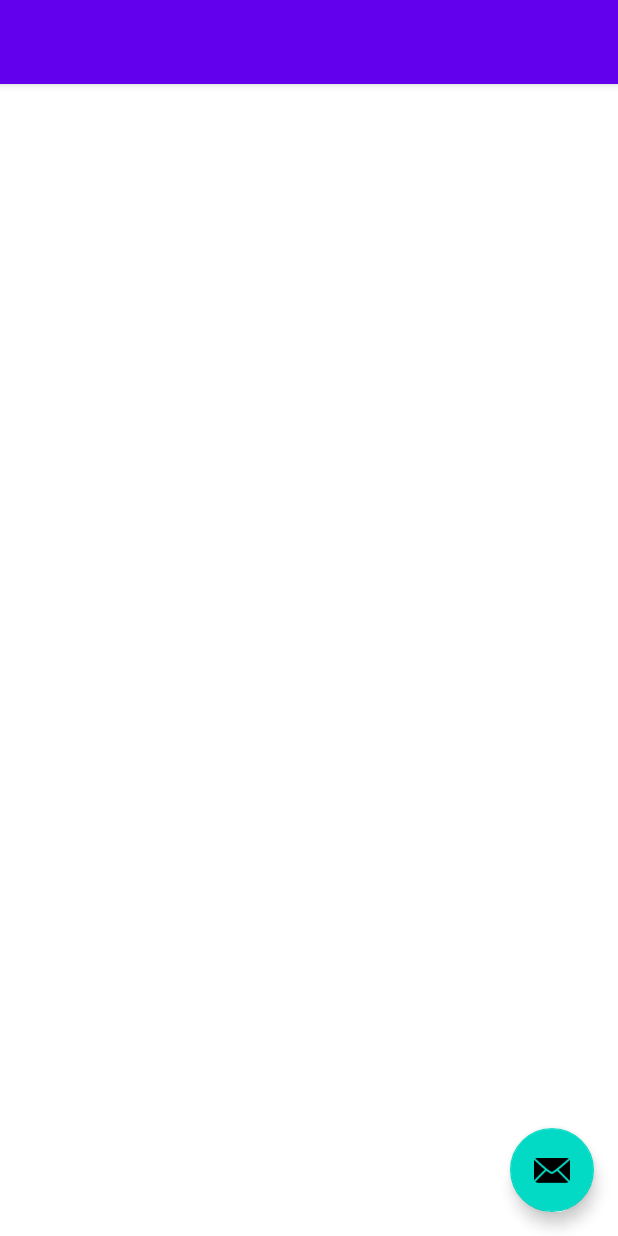
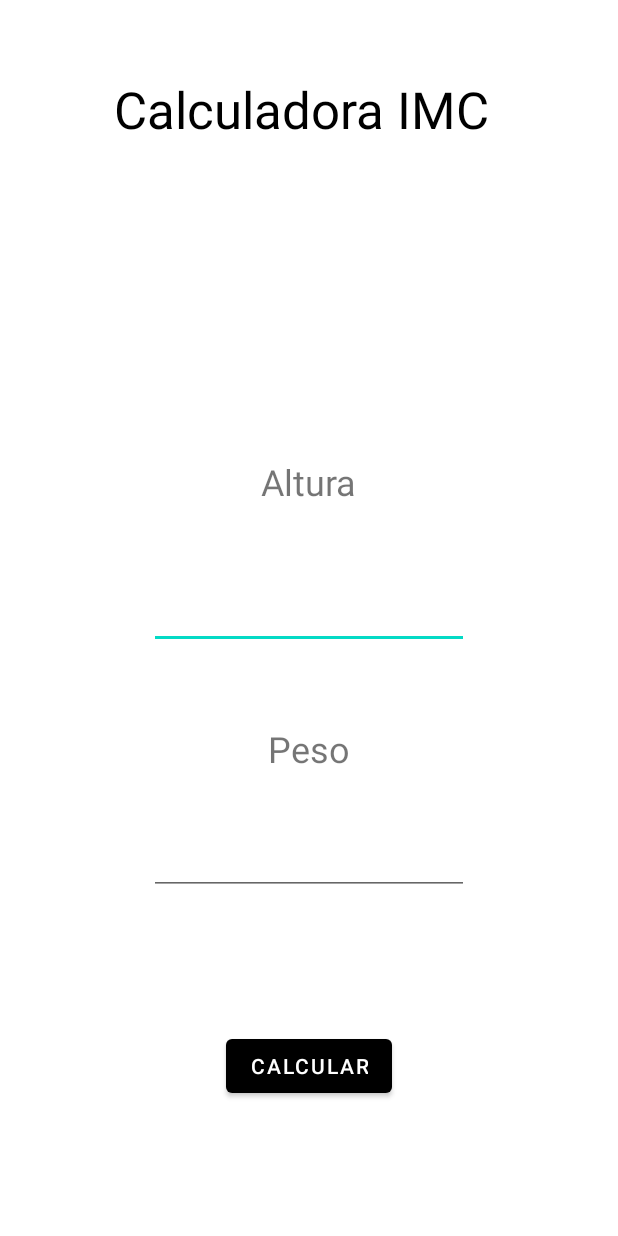
Before and after one commit to sabrinadotsantos/code_school, an Android app: the screen it shows after launch (MainActivity), on a phone screen of 412 x 824 dp. Run offline under Robolectric (Android 15) with nearby library versions, the phone set to English and light mode, and no system bars; our stand-ins replace navigation-ui.

Commit message:
atividade calculadora imc

```diff
--- a/calculadoraImc/app/src/main/java/com/example/calculadoraimc/MainActivity.java
+++ b/calculadoraImc/app/src/main/java/com/example/calculadoraimc/MainActivity.java
@@ -1,17 +1,14 @@
 package com.example.calculadoraimc;
 
 import android.os.Bundle;
-import com.google.android.material.snackbar.Snackbar;
+import android.widget.Button;
+import android.widget.TextView;
 import androidx.appcompat.app.AppCompatActivity;
 import android.view.View;
-import androidx.navigation.NavController;
-import androidx.navigation.Navigation;
 import androidx.navigation.ui.AppBarConfiguration;
-import androidx.navigation.ui.NavigationUI;
 import com.example.calculadoraimc.databinding.ActivityMainBinding;
 
-import android.view.Menu;
-import android.view.MenuItem;
+import java.text.DecimalFormat;
 
 public class MainActivity extends AppCompatActivity {
 
@@ -26,5 +23,52 @@ public class MainActivity extends AppCompatActivity {
         setContentView(binding.getRoot());
 
 
+        TextView resultado = findViewById(R.id.resultado);
+
+        Button botaoCalcular = findViewById(R.id.botaoCalcular);
+        botaoCalcular.setOnClickListener(new View.OnClickListener() {
+            @Override
+            public void onClick(View v) {
+
+                calcular();
+            }
+            private void calcular (){
+
+                TextView altura = findViewById(R.id.altura);
+                TextView peso = findViewById(R.id.peso);
+                TextView classificao = findViewById(R.id.classificacao);
+
+                double alturaNova;
+                double pesoNovo;
+                double imcCalculado;
+
+                 alturaNova = Double.parseDouble(altura.getText().toString());
+                 pesoNovo = Double.parseDouble(peso.getText().toString());
+
+                 imcCalculado = pesoNovo / (alturaNova * alturaNova);
+
+                String imcFormatado = String.format("%.2f", imcCalculado);
+
+
+                resultado.setText(imcFormatado);
+
+
+                if (imcCalculado < 18.5) {
+                    classificao.setText("Filezinho!");
+
+                } else if (imcCalculado < 25) {
+                   classificao.setText("Diliça!");
+                } else if (imcCalculado < 30) {
+                    classificao.setText("Ta top!");
+                } else {
+                    classificao.setText("O la em casa!");
+                }
+
+                classificao.setVisibility(View.VISIBLE);
+                resultado.setVisibility(View.VISIBLE);
+
+            }
+        });
+
     }
 }
--- a/calculadoraImc/app/src/main/res/layout/activity_main.xml
+++ b/calculadoraImc/app/src/main/res/layout/activity_main.xml
@@ -10,26 +10,72 @@
     <com.google.android.material.appbar.AppBarLayout
             android:layout_height="wrap_content"
             android:layout_width="match_parent"
-            android:theme="@style/Theme.CalculadoraImc.AppBarOverlay">
+            android:theme="@style/Theme.CalculadoraImc.AppBarOverlay"/>
+    <androidx.constraintlayout.widget.ConstraintLayout
+            android:layout_width="match_parent"
+            android:layout_height="match_parent" android:id="@+id/constraintLayout">
 
-        <androidx.appcompat.widget.Toolbar
-                android:id="@+id/toolbar"
-                android:layout_width="match_parent"
-                android:background="?attr/colorPrimary"
-                app:popupTheme="@style/Theme.CalculadoraImc.PopupOverlay"
-                android:layout_height="?attr/actionBarSize"/>
-
-    </com.google.android.material.appbar.AppBarLayout>
+        <TextView
+                android:text="@string/titulo"
+                android:layout_width="wrap_content"
+                android:layout_height="wrap_content" android:id="@+id/textView"
+                app:layout_constraintEnd_toEndOf="parent" app:layout_constraintStart_toStartOf="parent"
+                app:layout_constraintHorizontal_bias="0.47" android:textSize="34sp"
+                app:layout_constraintTop_toTopOf="parent" android:layout_marginTop="50dp" android:textColor="#000000"/>
+        <TextView
+                android:layout_width="85dp"
+                android:layout_height="40dp" android:id="@+id/resultado"
+                app:layout_constraintEnd_toEndOf="parent" app:layout_constraintStart_toStartOf="parent"
+                app:layout_constraintTop_toBottomOf="@+id/textView" android:layout_marginTop="50dp"
+                android:visibility="invisible" android:textSize="24sp"/>
+        <TextView
+                android:layout_width="wrap_content"
+                android:layout_height="wrap_content" android:id="@+id/classificacao"
+                app:layout_constraintEnd_toEndOf="parent" app:layout_constraintStart_toStartOf="parent"
+                app:layout_constraintTop_toBottomOf="@+id/resultado" android:layout_marginTop="50dp"
+                android:visibility="invisible"/>
+        <TextView
+                android:text="Altura"
+                android:layout_width="wrap_content"
+                android:layout_height="wrap_content"
+                android:id="@+id/textView2"
+                app:layout_constraintTop_toBottomOf="@+id/classificacao" android:layout_marginTop="50dp"
+                app:layout_constraintEnd_toEndOf="parent" app:layout_constraintStart_toStartOf="parent"
+                android:textSize="24sp"/>
+        <EditText
+                android:layout_width="wrap_content"
+                android:layout_height="wrap_content"
+                android:inputType="numberDecimal"
+                android:ems="10"
+                android:id="@+id/altura"
+                app:layout_constraintTop_toBottomOf="@+id/textView2"
+                android:layout_marginTop="50dp" app:layout_constraintEnd_toEndOf="parent"
+                app:layout_constraintStart_toStartOf="parent"/>
+        <TextView
+                android:text="Peso"
+                android:layout_width="wrap_content"
+                android:layout_height="wrap_content" android:id="@+id/textView6"
+                app:layout_constraintTop_toBottomOf="@+id/altura"
+                android:layout_marginTop="50dp" app:layout_constraintEnd_toEndOf="parent"
+                app:layout_constraintStart_toStartOf="parent" android:textSize="24sp"/>
+        <EditText
+                android:layout_width="wrap_content"
+                android:layout_height="wrap_content"
+                android:inputType="numberDecimal"
+                android:ems="10"
+                android:id="@+id/peso"
+                app:layout_constraintTop_toBottomOf="@+id/textView6"
+                android:layout_marginTop="36dp" app:layout_constraintEnd_toEndOf="parent"
+                app:layout_constraintStart_toStartOf="parent"/>
+        <Button
+                android:text="Calcular"
+                android:layout_width="wrap_content"
+                android:layout_height="wrap_content" android:id="@+id/botaoCalcular"
+                app:layout_constraintTop_toBottomOf="@+id/peso"
+                android:layout_marginTop="50dp" app:layout_constraintEnd_toEndOf="parent"
+                app:layout_constraintStart_toStartOf="parent" app:layout_constraintBottom_toBottomOf="parent"
+                android:layout_marginBottom="50dp"/>
+    </androidx.constraintlayout.widget.ConstraintLayout>
 
 
-
-    <com.google.android.material.floatingactionbutton.FloatingActionButton
-            android:id="@+id/fab"
-            android:layout_width="wrap_content"
-            android:layout_height="wrap_content"
-            android:layout_gravity="bottom|end"
-            android:layout_marginEnd="@dimen/fab_margin"
-            android:layout_marginBottom="16dp"
-            app:srcCompat="@android:drawable/ic_dialog_email"/>
-
 </androidx.coordinatorlayout.widget.CoordinatorLayout>
--- a/calculadoraImc/app/src/main/res/values/colors.xml
+++ b/calculadoraImc/app/src/main/res/values/colors.xml
@@ -1,8 +1,8 @@
 <?xml version="1.0" encoding="utf-8"?>
 <resources>
     <color name="purple_200">#FFBB86FC</color>
-    <color name="purple_500">#FF6200EE</color>
-    <color name="purple_700">#FF3700B3</color>
+    <color name="purple_500">#FF000000</color>
+    <color name="purple_700">#FF000000</color>
     <color name="teal_200">#FF03DAC5</color>
     <color name="teal_700">#FF018786</color>
     <color name="black">#FF000000</color>
--- a/calculadoraImc/app/src/main/res/values/strings.xml
+++ b/calculadoraImc/app/src/main/res/values/strings.xml
@@ -9,4 +9,5 @@
 
     <string name="hello_first_fragment">Hello first fragment</string>
     <string name="hello_second_fragment">Hello second fragment. Arg: %1$s</string>
+    <string name="titulo">Calculadora IMC</string>
 </resources>
--- a/calculadoraImc/build.gradle
+++ b/calculadoraImc/build.gradle
@@ -1,5 +1,5 @@
 // Top-level build file where you can add configuration options common to all sub-projects/modules.
 plugins {
-    id 'com.android.application' version '7.3.0' apply false
-    id 'com.android.library' version '7.3.0' apply false
+    id 'com.android.application' version '7.3.1' apply false
+    id 'com.android.library' version '7.3.1' apply false
 }
```
Also changed, not shown: calculadoraImc/gradle/wrapper/gradle-wrapper.properties.
